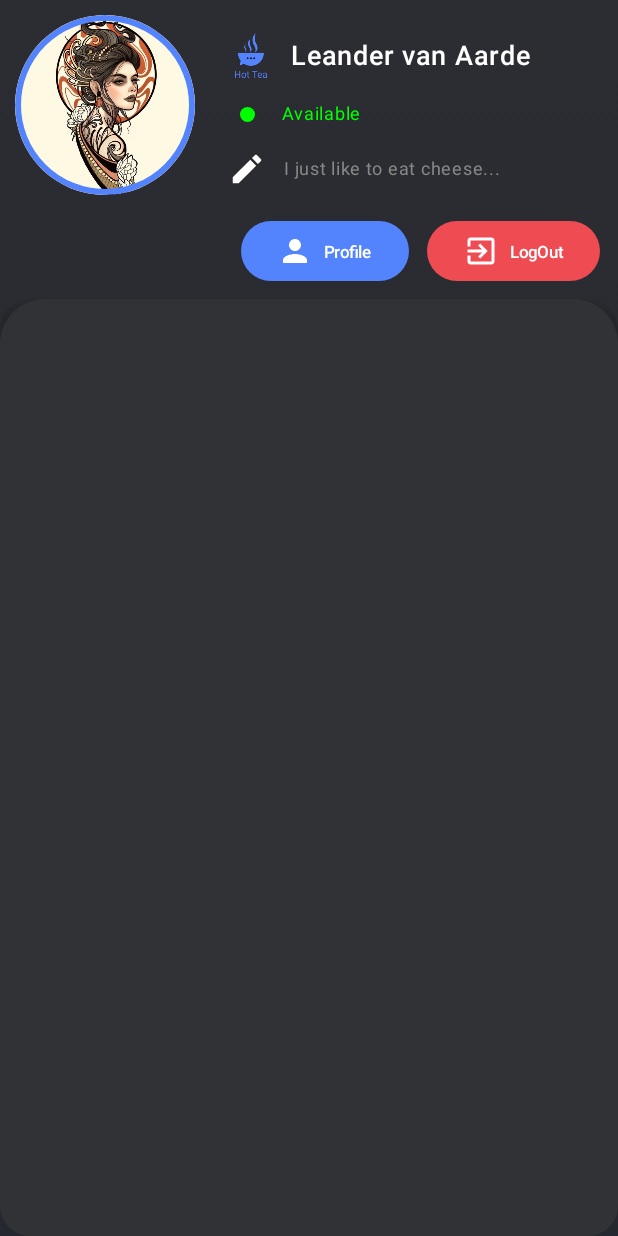
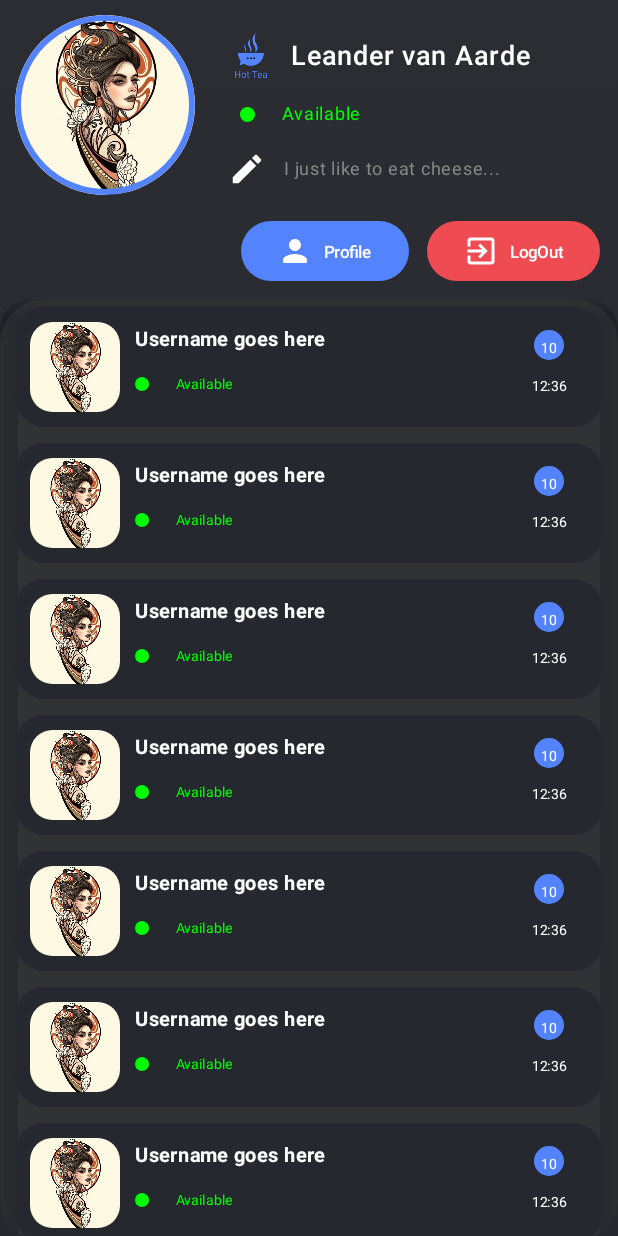
Before and after one commit to LeandervanAarde/HotTea, an Android app built with Jetpack Compose: the composable HomeScreen shown on its own in the app's theme, after a tap on "Profile", on a phone screen of 412 x 824 dp. Run offline under Robolectric (Android 15) with nearby library versions, the phone set to English and light mode, and no system bars; our stand-ins replace accompanist.

Commit message:
Profile page implementation has been started
Profile page implementation has started with header and first section of Content, Conversations screen (home) has been implemented with a Conversation item composable to make a reusable preview of the conversation, once friebase is connected and realTime messages are stored, colors for that will be implemented to showcase read and unread

```diff
--- a/app/build.gradle
+++ b/app/build.gradle
@@ -66,4 +66,8 @@ dependencies {
 
     implementation("androidx.navigation:navigation-compose:2.5.3")
     implementation("io.coil-kt:coil-compose:2.3.0")
+    def accompanist_version = "0.28.0"
+    implementation "com.google.accompanist:accompanist-pager:$accompanist_version" // Pager
+    implementation "com.google.accompanist:accompanist-pager-indicators:$accompanist_version" // Pager Indicators
+
 }
--- a/app/src/main/java/com/example/hottea/MainActivity.kt
+++ b/app/src/main/java/com/example/hottea/MainActivity.kt
@@ -25,7 +25,8 @@ class MainActivity : ComponentActivity() {
                     modifier = Modifier.fillMaxSize(),
                     color = MaterialTheme.colorScheme.background
                 ) {
-                  Navigation()
+//                  Navigation()
+                    HomeScreen()
                 }
             }
         }
--- /dev/null
+++ b/app/src/main/java/com/example/hottea/composables/Conversationitem.kt
@@ -0,0 +1,109 @@
+package com.example.hottea.composables
+
+import android.provider.CalendarContract.Colors
+import androidx.compose.foundation.Image
+import androidx.compose.foundation.background
+import androidx.compose.foundation.layout.Arrangement
+import androidx.compose.foundation.layout.Column
+import androidx.compose.foundation.layout.Row
+import androidx.compose.foundation.layout.Spacer
+import androidx.compose.foundation.layout.fillMaxHeight
+import androidx.compose.foundation.layout.fillMaxWidth
+import androidx.compose.foundation.layout.height
+import androidx.compose.foundation.layout.padding
+import androidx.compose.foundation.layout.size
+import androidx.compose.foundation.layout.width
+import androidx.compose.foundation.shape.CircleShape
+import androidx.compose.foundation.shape.RoundedCornerShape
+import androidx.compose.material3.Text
+import androidx.compose.runtime.Composable
+import androidx.compose.ui.Alignment
+import androidx.compose.ui.Modifier
+import androidx.compose.ui.draw.clip
+import androidx.compose.ui.graphics.Color
+import androidx.compose.ui.res.painterResource
+import androidx.compose.ui.text.font.FontWeight
+import androidx.compose.ui.tooling.preview.Preview
+import androidx.compose.ui.unit.dp
+import androidx.compose.ui.unit.sp
+import com.example.hottea.R
+import com.example.hottea.ui.theme.Blue
+
+import com.example.hottea.ui.theme.HotTeaTheme
+import com.example.hottea.ui.theme.Primary
+import com.example.hottea.ui.theme.PrimaryLight
+
+@Composable
+fun ConverSationItem(modifier: Modifier= Modifier){
+    Column(
+        modifier
+            .fillMaxWidth()
+            .padding(10.dp, 5.dp)
+            .background(Primary, shape = RoundedCornerShape(20.dp))
+            .height(80.dp)) {
+       Row(
+           modifier
+               .fillMaxWidth()
+               .fillMaxHeight()
+               .padding(10.dp)
+               .background(color = Primary), verticalAlignment = Alignment.CenterVertically) {
+          Column(
+              modifier
+                  .width(70.dp)
+                  .height(70.dp)
+                  .background(Primary, shape = RoundedCornerShape(20.dp))) {
+              Image(painter = painterResource(id = R.drawable.profileimage), contentDescription = null,
+                  modifier
+                      .clip(shape = RoundedCornerShape(15.dp))
+                      .height(70.dp))
+          }
+
+           Column(
+               modifier
+                   .width(250.dp)
+                   .fillMaxHeight()) {
+
+               Text(text = "Username goes here", fontSize = 13.sp, color = Color.White, fontWeight = FontWeight(700))
+               Spacer(modifier = Modifier.size(5.dp))
+               Row(horizontalArrangement = Arrangement.Center, verticalAlignment = Alignment.CenterVertically) {
+
+                   Column(modifier = Modifier
+                       .size(9.dp)
+                       .clip(shape = CircleShape)
+                       .background(Color.Green)){
+
+                   }
+                   Spacer(modifier = Modifier.size(18.dp))
+                   Text(text = "Available",   color = Color.Green, fontSize= 9.sp)
+               }
+
+               Spacer(modifier = Modifier.size(5.dp))
+
+               Text(text = "This is the last message that someone...", fontSize = 9.sp, color = Color.White)
+
+           }
+
+           Column(
+               modifier
+                   .width(100.dp)
+                   .fillMaxHeight()
+                   .padding(5.dp), verticalArrangement = Arrangement.SpaceBetween, horizontalAlignment = Alignment.CenterHorizontally) {
+
+                Column(modifier.width(20.dp).height(20.dp).background(Blue, shape = CircleShape), verticalArrangement = Arrangement.Center, horizontalAlignment = Alignment.CenterHorizontally) {
+                    Text(text = "10", fontSize = 9.sp, color = Color.White)
+                }
+//               Spacer(modifier = Modifier.size(12.dp))
+               Text(text = "12:36", fontSize = 9.sp, color = Color.White)
+           }
+       }
+    }
+}
+
+
+@Preview(showSystemUi = true)
+@Composable
+fun PreviewLoginScreen(){
+    HotTeaTheme {
+        ConverSationItem()
+    }
+}
--- a/app/src/main/java/com/example/hottea/screens/HomeScreen.kt
+++ b/app/src/main/java/com/example/hottea/screens/HomeScreen.kt
@@ -1,42 +1,69 @@
 package com.example.hottea.screens
 
+import android.R.color
+import androidx.compose.foundation.ExperimentalFoundationApi
 import androidx.compose.foundation.background
-import androidx.compose.foundation.border
 import androidx.compose.foundation.layout.Arrangement
 import androidx.compose.foundation.layout.Column
 import androidx.compose.foundation.layout.Row
 import androidx.compose.foundation.layout.Spacer
 import androidx.compose.foundation.layout.fillMaxSize
 import androidx.compose.foundation.layout.fillMaxWidth
-import androidx.compose.foundation.layout.height
 import androidx.compose.foundation.layout.padding
 import androidx.compose.foundation.layout.size
+import androidx.compose.foundation.pager.rememberPagerState
+import androidx.compose.foundation.rememberScrollState
 import androidx.compose.foundation.shape.RoundedCornerShape
+import androidx.compose.foundation.verticalScroll
 import androidx.compose.material.icons.Icons
 import androidx.compose.material.icons.filled.ExitToApp
 import androidx.compose.material.icons.filled.Person
+import androidx.compose.material3.Icon
+import androidx.compose.material3.MaterialTheme
+import androidx.compose.material3.Tab
+import androidx.compose.material3.TabRow
+import androidx.compose.material3.TabRowDefaults
+import androidx.compose.material3.Text
 import androidx.compose.runtime.Composable
+import androidx.compose.runtime.rememberCoroutineScope
 import androidx.compose.ui.Modifier
 import androidx.compose.ui.draw.clip
 import androidx.compose.ui.draw.shadow
-import androidx.compose.ui.graphics.Color
+import androidx.compose.ui.text.style.TextOverflow
+import androidx.compose.ui.tooling.preview.Preview
 import androidx.compose.ui.unit.dp
+import com.example.hottea.composables.ConverSationItem
 import com.example.hottea.composables.PrimaryButton
 import com.example.hottea.composables.ProfileHeader
+import com.example.hottea.composables.tabRowItems
 import com.example.hottea.ui.theme.Blue
+import com.example.hottea.ui.theme.HotTeaTheme
 import com.example.hottea.ui.theme.Primary
 import com.example.hottea.ui.theme.PrimaryLight
 import com.example.hottea.ui.theme.Red
 import com.example.hottea.ui.theme.gradient
+import com.google.accompanist.pager.ExperimentalPagerApi
+import com.google.accompanist.pager.HorizontalPager
+import com.google.accompanist.pager.pagerTabIndicatorOffset
+import kotlinx.coroutines.launch
 
+
+@OptIn(ExperimentalFoundationApi::class, ExperimentalPagerApi::class)
 @Composable
+
 fun HomeScreen(modifier: Modifier = Modifier){
+
+    val pagerState = rememberPagerState()
+    val coroutineScope = rememberCoroutineScope()
+
     Column(modifier = Modifier
         .fillMaxSize()
         .background(gradient)) {
         Column {
             ProfileHeader()
-            Row(modifier = Modifier.fillMaxWidth().padding(0.dp, 0.dp, 12.dp, 0.dp), horizontalArrangement = Arrangement.End) {
+            Row(modifier = Modifier
+                .fillMaxWidth()
+                .padding(0.dp, 0.dp, 12.dp, 0.dp), horizontalArrangement = Arrangement.End) {
                 PrimaryButton(color = Blue, icon = Icons.Default.Person , text = "Profile" )
                 Spacer(modifier = Modifier.size(12.dp))
                 PrimaryButton(color = Red, icon = Icons.Default.ExitToApp , text = "LogOut" )
@@ -48,8 +75,34 @@ fun HomeScreen(modifier: Modifier = Modifier){
             .fillMaxSize()
             .clip(shape = RoundedCornerShape(20.dp))
             .shadow(elevation = 10.dp)
+            .background(PrimaryLight, shape = RoundedCornerShape(30.dp, 30.dp, 0.dp, 0.dp))){
 
-            .background(PrimaryLight, shape = RoundedCornerShape(30.dp, 30.dp, 0.dp, 0.dp))){
+
+            Column(modifier = Modifier
+                .fillMaxSize()
+                .shadow(elevation = 10.dp)
+                .verticalScroll(
+                    rememberScrollState()
+                )) {
+                ConverSationItem()
+                ConverSationItem()
+                ConverSationItem()
+                ConverSationItem()
+                ConverSationItem()
+                ConverSationItem()
+                ConverSationItem()
+                ConverSationItem()
+                ConverSationItem()
+            }
         }
     }
 }
+
+
+@Preview(showSystemUi = true)
+@Composable
+fun PreviewHome(){
+    HotTeaTheme {
+        HomeScreen()
+    }
+}
```
Also changed, not shown: app/src/main/java/com/example/hottea/composables/TabScreen.kt (added, +47 -0 lines), app/src/main/java/com/example/hottea/models/TabRowItems.kt (added, +10 -0 lines), app/src/main/java/com/example/hottea/screens/ProfileScreen.kt (added, +155 -0 lines).
